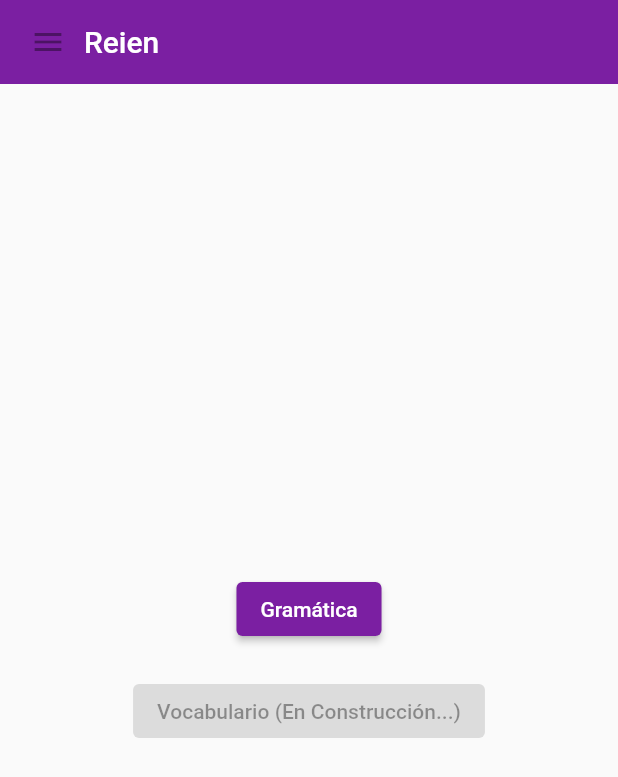
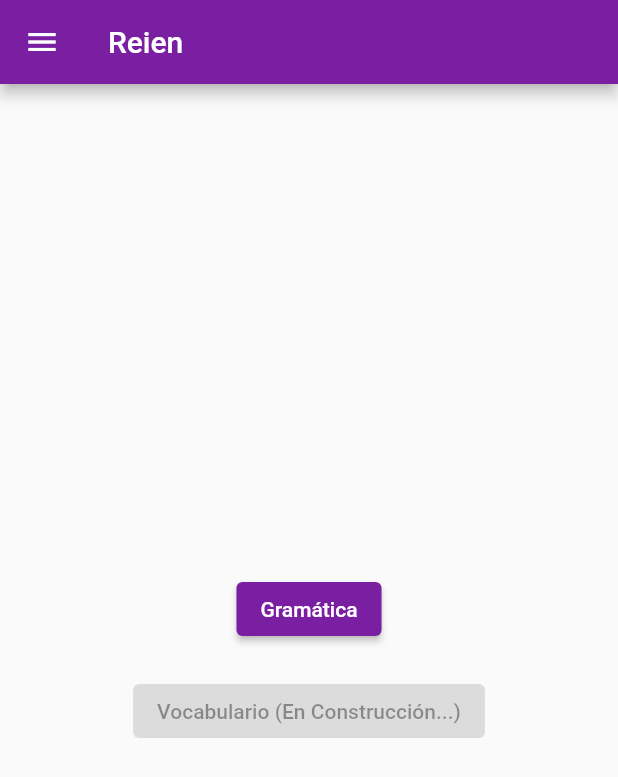
Before and after one commit to Osenian/reien, a Flutter app: the screen it shows after launch, on a phone screen of 412 x 824 dp. Shown: the top 777 px of the screen. Run offline on Flutter 3.47's test engine with Material 2 defaults, Android fonts, the phone set to English and light mode, and no system bars; our stand-ins replace share_plus.

Commit message:
Elimina customappbar de home.dart

```diff
--- a/lib/screens/home.dart
+++ b/lib/screens/home.dart
@@ -1,32 +1,5 @@
 import 'package:flutter/material.dart';
 import 'package:reien/screens/grammar.dart';
-
-class CustomAppBar extends StatelessWidget {
-  const CustomAppBar({required this.title, super.key});
-
-  final Widget title;
-
-  @override
-  Widget build(BuildContext context) {
-    return Container(
-      height: 56,
-      padding: const EdgeInsets.symmetric(horizontal: 8),
-      decoration: BoxDecoration(color: Colors.purple[700]),
-      child: Row(
-        children: [
-          const IconButton(
-            onPressed: null,
-            icon: Icon(Icons.menu),
-            tooltip: "Menú Navegación",
-          ),
-          Expanded(
-            child: title,
-          ),
-        ],
-      ),
-    );
-  }
-}
 
 class Home extends StatelessWidget {
   const Home({super.key});
@@ -34,14 +7,14 @@ class Home extends StatelessWidget {
   @override
   Widget build(BuildContext context) {
     return Scaffold(
-      appBar: PreferredSize(
-        preferredSize: const Size.fromHeight(56),
-        child: CustomAppBar(
-          title: Text(
-            "Reien",
-            style: Theme.of(context).primaryTextTheme.titleLarge,
-          ),
+      appBar: AppBar(
+        backgroundColor: Colors.purple[700],
+        leading: IconButton(
+          icon: const Icon(Icons.menu),
+          onPressed: () {},
+          tooltip: "Menú Navegación",
         ),
+        title: const Text("Reien"),
       ),
       body: Center(
         child: Column(
```
